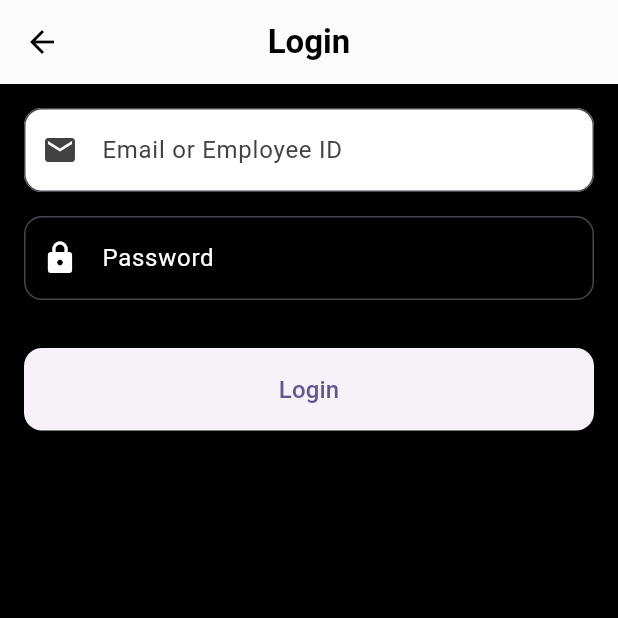
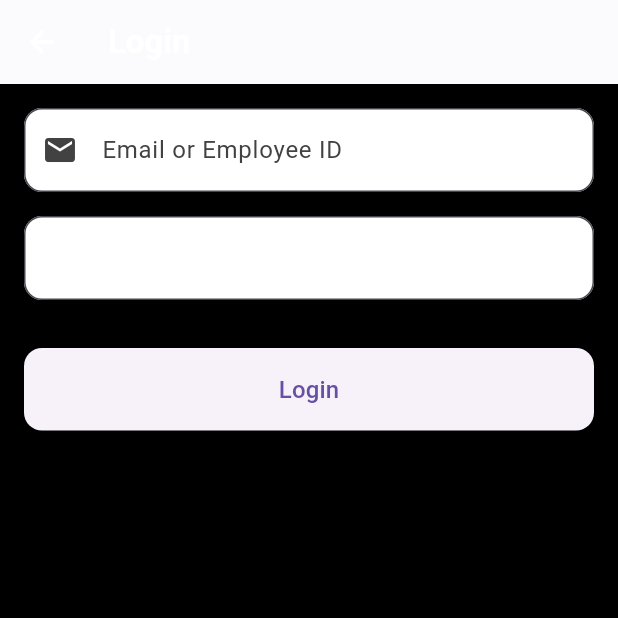
Before and after one commit to AzibNaeem/_Flutter_, a Flutter app: the screen it shows after launch, on a phone screen of 412 x 824 dp, the top half of it. Run offline on Flutter 3.47's test engine with Material 3 defaults, Android fonts, the phone set to English and light mode, and no system bars; our stand-ins replace fl_chart, shimmer.

Commit message:
Implemented dynamic app theme switching to support both light and dark modes based on system settings.

```diff
--- a/lib/main.dart
+++ b/lib/main.dart
@@ -31,7 +31,9 @@
     return MaterialApp(
       title: 'HR Connect',
       debugShowCheckedModeBanner: false,
-      theme: AppTheme.lightTheme,
+      theme: ThemeData.light(),
+      darkTheme: ThemeData.dark(),
+      themeMode: ThemeMode.system,
       initialRoute: AppRoutes.login,
       onGenerateRoute: AppRoutes.onGenerateRoute,
     );
--- a/lib/presentation/screens/login_screen.dart
+++ b/lib/presentation/screens/login_screen.dart
@@ -50,12 +50,13 @@
 
   @override
   Widget build(BuildContext context) {
+    AppColors.init(context);
     return Scaffold(
       backgroundColor: AppColors.black,
       appBar: AppBar(
         backgroundColor: AppColors.white,
         elevation: 0.5,
-        title: const Text(
+        title: Text(
           "Login",
           style: TextStyle(
             color: AppColors.primary,
@@ -63,7 +64,7 @@
             fontWeight: FontWeight.bold,
           ),
         ),
-        iconTheme: const IconThemeData(color: AppColors.primary),
+        iconTheme:  IconThemeData(color: AppColors.primary),
       ),
       body: Padding(
         padding: const EdgeInsets.all(16.0),
--- a/lib/presentation/theme/app_theme.dart
+++ b/lib/presentation/theme/app_theme.dart
@@ -1,14 +1,22 @@
-// lib/presentation/theme/app_theme.dart
+// lib/presentation/theme/app_colors.dart
 
 import 'package:flutter/material.dart';
 
 class AppColors {
-  static const Color primary = Colors.black;    // black
-  static const Color primaryLight = Colors.white;
-  static const Color accent = Color(0xFF87CEEB);        // sky blue
-  static const Color background = Color(0xFF87CEEB);    // sky blue
-  static const Color lightText = Color(0xFF1F1F1F);     // Dark Text
-  static const Color scheduleActive = Color(0xFF4B0082); // Indigo
+  static late Brightness _brightness;
+
+  static void init(BuildContext context) {
+    _brightness = Theme.of(context).brightness;
+  }
+  static Color get primary =>
+      _brightness == Brightness.light ? Colors.white : Colors.black;
+  static Color get primaryLight =>
+      _brightness == Brightness.light ? Colors.black : Colors.white;
+  static Color get background =>
+      _brightness == Brightness.light ? Color(0xFF1A1A1A) : Color(0xFF87CEEB);
+  static Color get lightText =>
+      _brightness == Brightness.light ? Colors.white : Color(0xFF1F1F1F);
+  static const Color scheduleActive = Color(0xFF4B0082);
   static const Color white = Colors.white;
   static const Color black = Colors.black;
 }
```
Also changed, not shown: lib/presentation/screens/attendance_leaves_screen.dart (+3 -4 lines), lib/presentation/screens/dashboard_screen.dart (+10 -11 lines).
